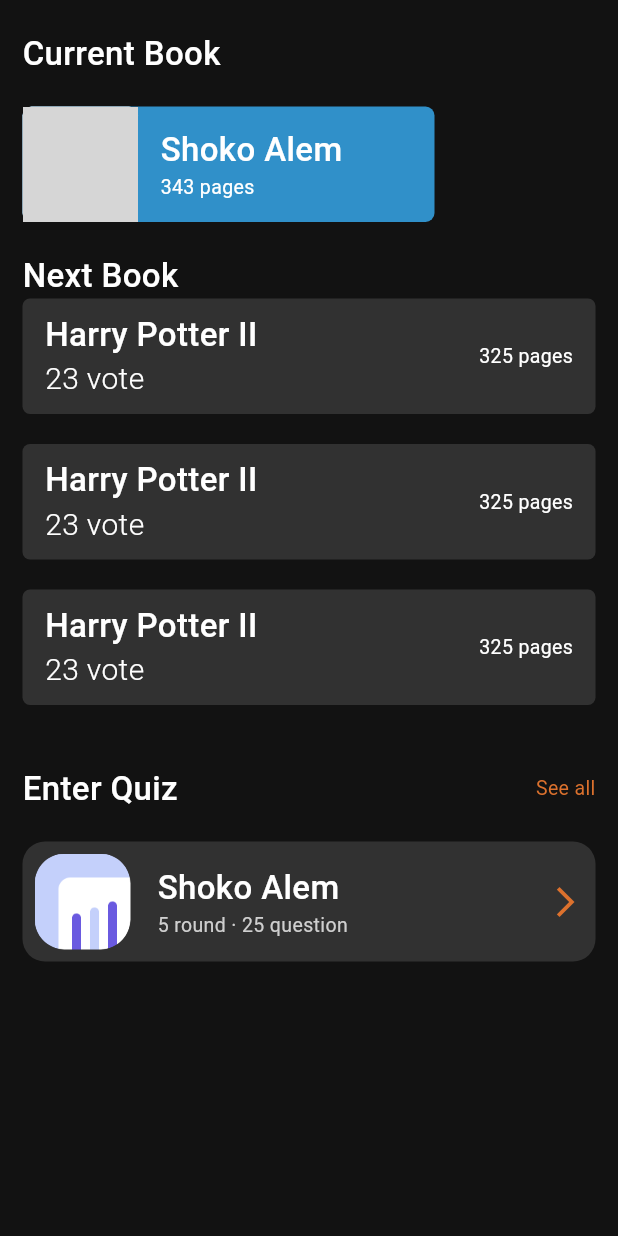
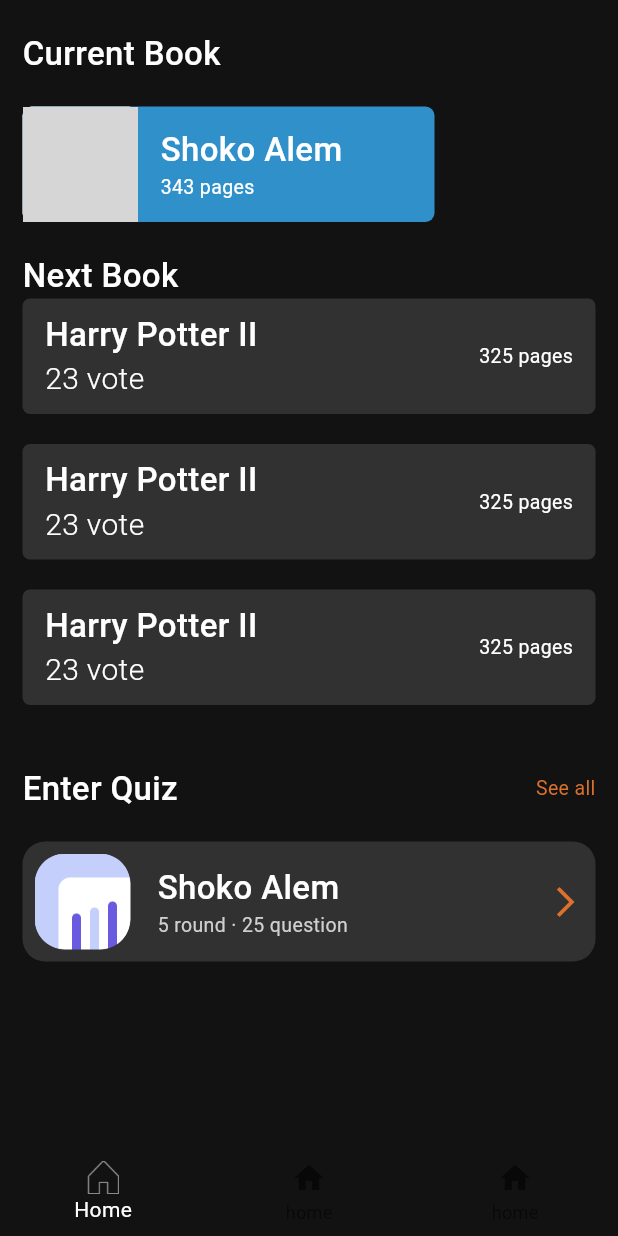
Before and after one commit to mynameisYera/bank-project, a Flutter app: the screen it shows after launch, on a phone screen of 412 x 824 dp. Run offline on Flutter 3.47's test engine with Material 3 defaults, Android fonts, the phone set to English and light mode, and no system bars; our stand-ins replace firebase_core, flutter_svg; accounts and stored records are empty; network calls fail; grey boxes are pictures that could not be loaded.

```diff
--- a/lib/main.dart
+++ b/lib/main.dart
@@ -1,10 +1,12 @@
+import 'package:firebase_core/firebase_core.dart';
 import 'package:flutter/material.dart';
-import 'package:gradus/src/features/main/presentation/main_page.dart';
-import 'package:gradus/src/features/unauth/presentation/log_in_page.dart';
-import 'package:gradus/src/features/unauth/presentation/sign_up_page.dart';
+import 'package:gradus/firebase_options.dart';
+import 'package:gradus/src/features/main/presentation/home_page.dart';
 
 void main() async {
-  // await Firebase.initializeApp();
+  await Firebase.initializeApp(
+    options: DefaultFirebaseOptions.currentPlatform,
+  );
   runApp(MyApp());
 }
 
@@ -16,7 +18,7 @@ class MyApp extends StatelessWidget {
     return SafeArea(
       child: MaterialApp(
         debugShowCheckedModeBanner: false,
-        home: MainPage(),
+        home: HomePage(),
       ),
     );
   }
--- a/lib/src/features/main/presentation/main_page.dart
+++ b/lib/src/features/main/presentation/home_page.dart
@@ -5,8 +5,8 @@ import 'package:gradus/src/features/main/widgets/current_book_widget.dart';
 import 'package:gradus/src/features/main/widgets/enter_quiz_widget.dart';
 import 'package:gradus/src/features/main/widgets/vote_tile_widget.dart';
 
-class MainPage extends StatelessWidget {
-  const MainPage({super.key});
+class HomePage extends StatelessWidget {
+  const HomePage({super.key});
 
   @override
   Widget build(BuildContext context) {
@@ -19,7 +19,8 @@ class MainPage extends StatelessWidget {
     final Map<String, dynamic> currentBook = {
       'bookName': 'Shoko Alem',
       'page': 343,
-      'image': '',
+      'image':
+          'https://simg.marwin.kz/media/catalog/product/cache/8d1771fdd19ec2393e47701ba45e606d/f/u/fullimage_68_1.jpg',
     };
     return Scaffold(
       backgroundColor: AppColors.mainColor,
@@ -92,6 +93,19 @@ class MainPage extends StatelessWidget {
           ),
         ),
       ),
+      bottomNavigationBar: BottomNavigationBar(
+          backgroundColor: AppColors.mainColor,
+          selectedItemColor: Colors.white,
+          items: [
+            BottomNavigationBarItem(
+                icon: Image.asset(
+                  'assets/images/home.png',
+                  width: 21,
+                ),
+                label: 'Home'),
+            BottomNavigationBarItem(icon: Icon(Icons.home), label: 'home'),
+            BottomNavigationBarItem(icon: Icon(Icons.home), label: 'home'),
+          ]),
     );
   }
 }
--- a/lib/src/features/main/widgets/current_book_widget.dart
+++ b/lib/src/features/main/widgets/current_book_widget.dart
@@ -30,7 +30,7 @@ class CurrentBookWidget extends StatelessWidget {
                 color: Colors.white,
                 borderRadius: BorderRadius.circular(6),
                 image: DecorationImage(
-                    image: AssetImage(image), fit: BoxFit.cover)),
+                    image: NetworkImage(image), fit: BoxFit.cover)),
           ),
           SizedBox(
             width: 15,
--- a/pubspec.yaml
+++ b/pubspec.yaml
@@ -25,7 +25,7 @@ flutter:
 
   assets:
     - assets/icons/google_icon.png
-    - assets/images/Frame.png
+    - assets/images/
   # fonts:
   #   - family: Schyler
   #     fonts:
```
Also changed, not shown: assets/images/chat.png (added), assets/images/chat_s.png (added), assets/images/home.png (added), assets/images/home_s.png (added), assets/images/leader.png (added), assets/images/leader_s.png (added), assets/images/profile.png (added), assets/images/profile_s.png (added), firebase.json (added), lib/firebase_options.dart (added), 4 other files.
